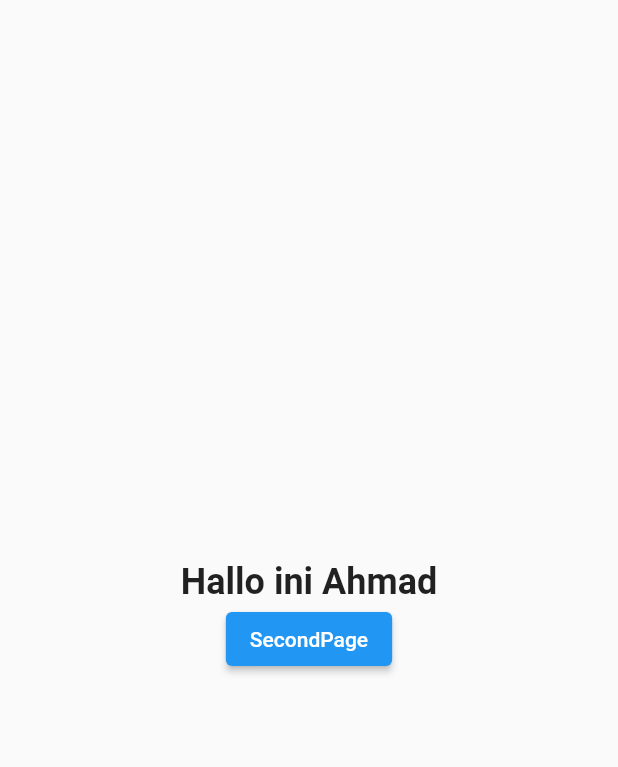
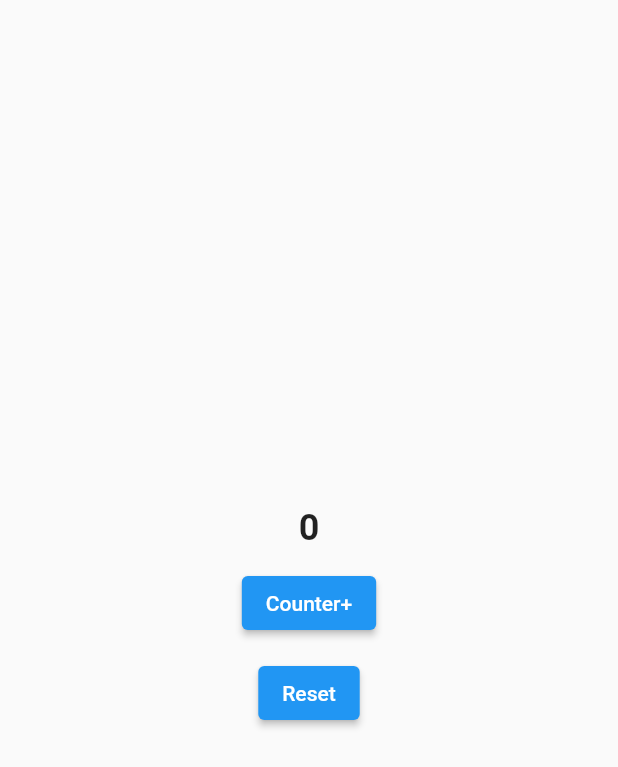
Before and after one commit to fahiem152/flutter_riverpord_example, a Flutter app: the screen it shows after launch, on a phone screen of 412 x 824 dp. Shown: the top 767 px of the screen. Run offline on Flutter 3.47's test engine with Material 2 defaults, Android fonts, the phone set to English and light mode, and no system bars; our stand-ins replace flutter_riverpod.

Commit message:
feat: State Provider

```diff
--- a/lib/main.dart
+++ b/lib/main.dart
@@ -1,7 +1,9 @@
 import 'package:flutter/material.dart';
 import 'package:flutter_riverpod/flutter_riverpod.dart';
 import 'package:flutter_riverpod_example/provider_ref/main_provider_ref_page.dart';
+import 'package:flutter_riverpod_example/state_provider/main_state_notifier.dart';
 
 void main() {
-  runApp(const ProviderScope(child: MainProviderRefPage()));
+  // runApp(const ProviderScope(child: MainProviderRefPage()));
+  runApp(const ProviderScope(child: MainStateProviderPage()));
 }
--- /dev/null
+++ b/lib/state_provider/counte_page.dart
@@ -0,0 +1,44 @@
+import 'package:flutter/material.dart';
+import 'package:flutter_riverpod/flutter_riverpod.dart';
+import 'package:flutter_riverpod_example/state_provider/provider.dart';
+
+class CounterPage extends ConsumerWidget {
+  const CounterPage({super.key});
+
+  @override
+  Widget build(BuildContext context, WidgetRef ref) {
+    int number = ref.watch(counterProvider);
+    return Scaffold(
+      body: Center(
+        child: Column(
+          mainAxisAlignment: MainAxisAlignment.center,
+          children: [
+            Text(
+              "$number",
+              style: const TextStyle(
+                fontSize: 24.0,
+                fontWeight: FontWeight.bold,
+              ),
+            ),
+            const SizedBox(
+              height: 12.0,
+            ),
+            ElevatedButton(
+                onPressed: () {
+                  ref.read(counterProvider.notifier).state += 1;
+                },
+                child: const Text("Counter+")),
+            const SizedBox(
+              height: 12.0,
+            ),
+            ElevatedButton(
+                onPressed: () {
+                  ref.invalidate(counterProvider);
+                },
+                child: const Text("Reset")),
+          ],
+        ),
+      ),
+    );
+  }
+}
--- /dev/null
+++ b/lib/state_provider/main_state_notifier.dart
@@ -0,0 +1,13 @@
+import 'package:flutter/material.dart';
+import 'package:flutter_riverpod_example/state_provider/counte_page.dart';
+
+class MainStateProviderPage extends StatelessWidget {
+  const MainStateProviderPage({super.key});
+
+  @override
+  Widget build(BuildContext context) {
+    return const MaterialApp(
+      home: CounterPage(),
+    );
+  }
+}
--- /dev/null
+++ b/lib/state_provider/provider.dart
@@ -0,0 +1,9 @@
+import 'package:flutter_riverpod/flutter_riverpod.dart';
+
+// jika menggunakan autodispose tidak perlu menggunakan invalidate di buttton
+// final counterProvider = StateProvider.autoDispose(
+//   (ref) => 0,
+// );
+final counterProvider = StateProvider(
+  (ref) => 0,
+);
```
